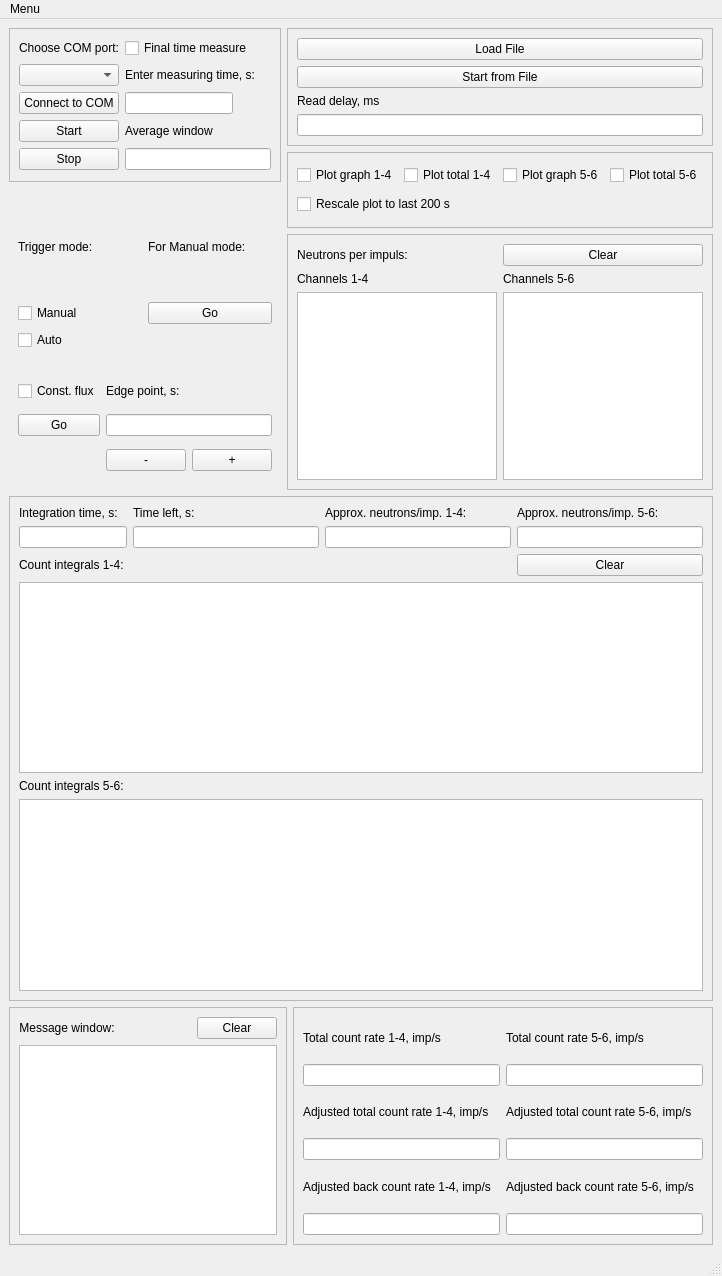
Old version of the form caller.ui in the repository goodvin360/pivn_app.
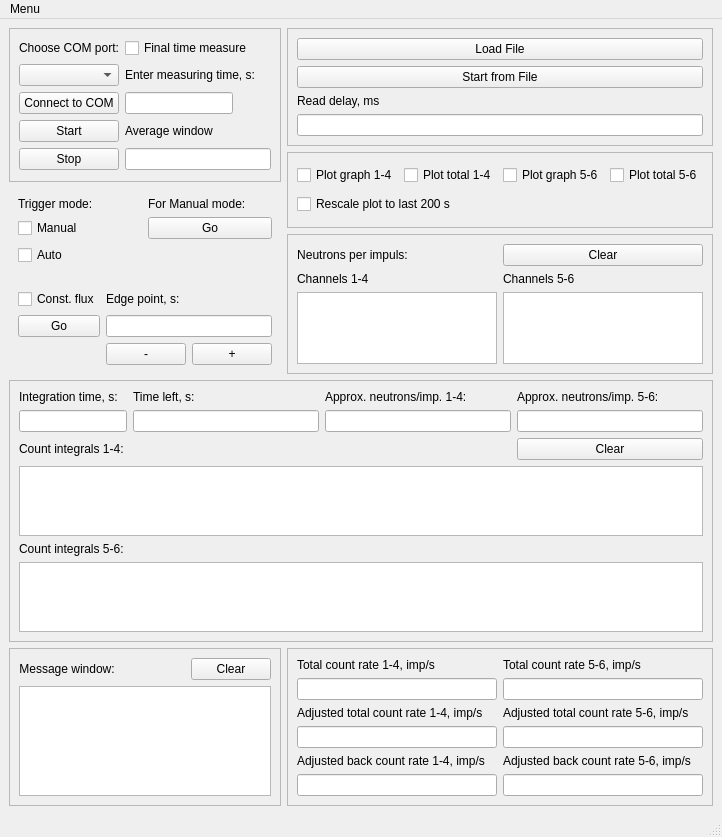
New version of the form.

Commit message: 13.12.2024 work 6 -trigger mode additional window added

The edit to the form file:
```diff
--- a/caller.ui
+++ b/caller.ui
@@ -7,7 +7,7 @@
     <x>0</x>
     <y>0</y>
     <width>670</width>
-    <height>1276</height>
+    <height>831</height>
    </rect>
   </property>
   <property name="sizePolicy">
@@ -144,7 +144,7 @@
       </layout>
      </widget>
     </item>
-    <item row="0" column="1" colspan="2">
+    <item row="0" column="1">
      <widget class="QFrame" name="frame_2">
       <property name="frameShape">
        <enum>QFrame::StyledPanel</enum>
@@ -184,7 +184,7 @@
       </layout>
      </widget>
     </item>
-    <item row="1" column="1" rowspan="2" colspan="2">
+    <item row="1" column="1" rowspan="2">
      <widget class="QFrame" name="frame_3">
       <property name="frameShape">
        <enum>QFrame::StyledPanel</enum>
@@ -284,7 +284,7 @@
       </layout>
      </widget>
     </item>
-    <item row="3" column="1" rowspan="2" colspan="2">
+    <item row="3" column="1" rowspan="2">
      <widget class="QFrame" name="frame_5">
       <property name="sizePolicy">
        <sizepolicy hsizetype="Preferred" vsizetype="Preferred">
@@ -422,7 +422,7 @@
       </layout>
      </widget>
     </item>
-    <item row="5" column="0" colspan="3">
+    <item row="5" column="0" colspan="2">
      <widget class="QFrame" name="frame_6">
       <property name="sizePolicy">
        <sizepolicy hsizetype="Preferred" vsizetype="Preferred">
@@ -550,7 +550,7 @@
       </layout>
      </widget>
     </item>
-    <item row="6" column="0" colspan="2">
+    <item row="6" column="0">
      <widget class="QFrame" name="frame">
       <property name="sizePolicy">
        <sizepolicy hsizetype="Preferred" vsizetype="Preferred">
@@ -626,7 +626,7 @@
       </layout>
      </widget>
     </item>
-    <item row="6" column="2">
+    <item row="6" column="1">
      <widget class="QFrame" name="frame_7">
       <property name="sizePolicy">
        <sizepolicy hsizetype="Preferred" vsizetype="Preferred">
@@ -754,6 +754,7 @@
     <addaction name="menusettings"/>
     <addaction name="actionReadFile"/>
     <addaction name="actionPlotOption"/>
+    <addaction name="actionTriggerMode"/>
    </widget>
    <addaction name="menumenu"/>
   </widget>
@@ -799,6 +800,11 @@
     <string>PlotOption</string>
    </property>
   </action>
+  <action name="actionTriggerMode">
+   <property name="text">
+    <string>TriggerMode</string>
+   </property>
+  </action>
  </widget>
  <resources/>
  <connections>
```
Left out of the diff: 20 changed lines with no effect on the pictures. The commit also changes 5 other files.
